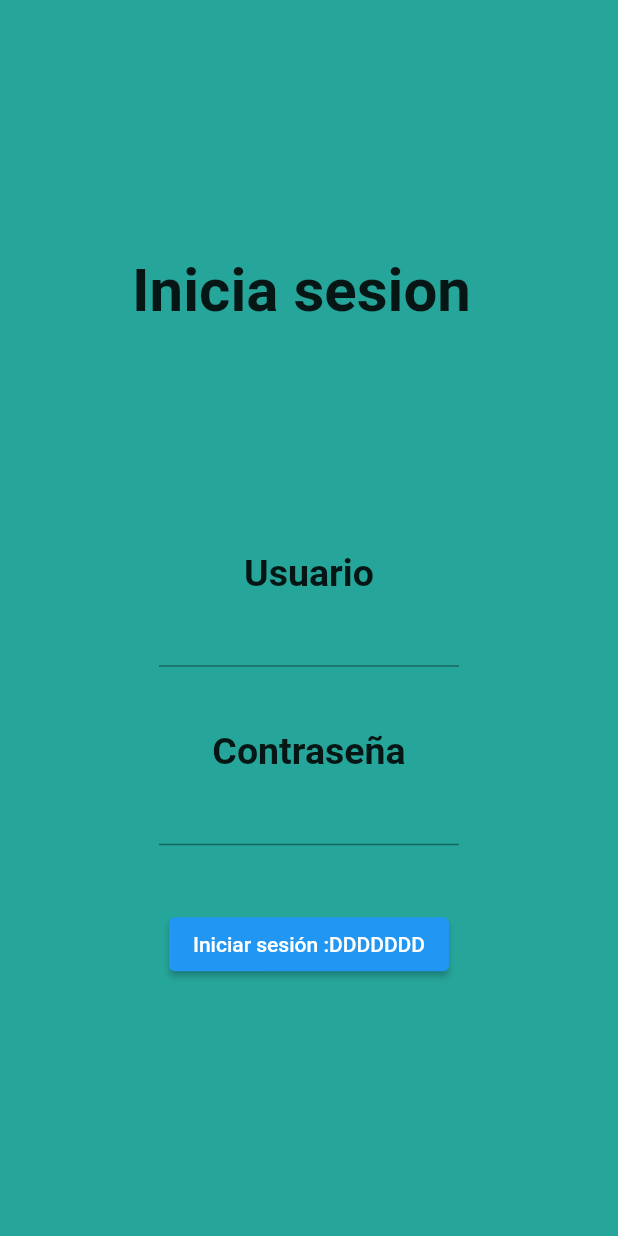
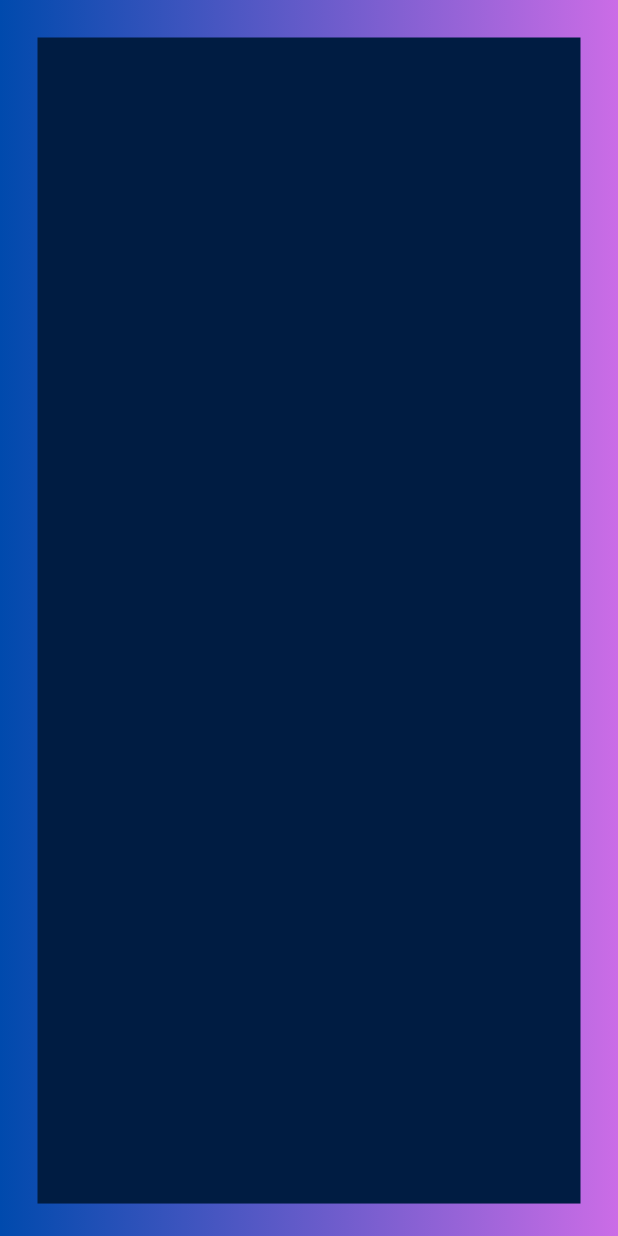
Before and after one commit to nanofrks/ATM, a Flutter app: the screen it shows after launch, on a phone screen of 412 x 824 dp. Run offline on Flutter 3.47's test engine with Material 2 defaults, Android fonts, the phone set to English and light mode, and no system bars.

Commit message:
layout listo

```diff
--- a/lib/main.dart
+++ b/lib/main.dart
@@ -16,6 +16,7 @@ class MyApp extends StatelessWidget {
         primarySwatch: Colors.blue,
       ),
       home: const LoginView(),
+      debugShowCheckedModeBanner: false
     );
   }
 }
--- a/lib/views/login_view.dart
+++ b/lib/views/login_view.dart
@@ -7,62 +7,43 @@ class LoginView extends StatelessWidget {
   @override
   Widget build(BuildContext context) {
     return Scaffold(
-      backgroundColor: Colors.teal[400],
+
       body: Column(
         mainAxisAlignment: MainAxisAlignment.center,
+
         children: [
-          const Center(
-            child: Text(
-              'Inicia sesion ',
-              style: TextStyle(
-              fontSize: 40,
-              fontWeight: FontWeight.bold)),
+
+          //contenedor que tiene el gradiente del fondo
+          Container(
+            height: MediaQuery.of(context).size.height,
+            width: MediaQuery.of(context).size.width,
+            decoration: const BoxDecoration(
+            gradient: LinearGradient(
+              colors: <Color>[
+               Color.fromRGBO(0, 74, 173, 1),
+               Color.fromRGBO(203, 108, 230, 1),
+              ],
+            ),
+            ),
+
+            child: ListView(
+              children: <Widget>[
+                Container(
+                  margin: const EdgeInsets.all(25.0),
+                  height: MediaQuery.of(context).size.height/1.06,
+                  color: const Color.fromRGBO(0, 28, 66, 1),
+
+
+                )
+              ],
+            )
           ),
 
-        SizedBox(height: 150),
 
-          const Center(
-            child: Text(
-              'Usuario',
-              style: TextStyle(
-              fontSize: 25,
-              fontWeight: FontWeight.bold)),
-          ),
 
-          SizedBox(
-            width: 200,
-            height: 90,
-            child: TextFormField(
-              style: TextStyle(
-                color: Colors.lightBlue[50]
-              ),
-            )),
-
-          const Center(
-            child: Text(
-              'Contraseña',
-              style: TextStyle(
-              fontSize: 25,
-              fontWeight: FontWeight.bold)),
-          ),
-
-          SizedBox(
-            width: 200,
-            height: 90,
-            child: TextFormField(
-              style: TextStyle(
-                color: Colors.lightBlue[50]
-              )
-            )),
-
-          ElevatedButton(
-            onPressed: (){
-              Navigator.push(context, MaterialPageRoute(builder: (_)=> const Homeview()));
-              print('presionó :OOOOOO');
-            },
-            child: const Text('Iniciar sesión :DDDDDDD'))
         ],
       ),
     );
+
   }
 }
```
